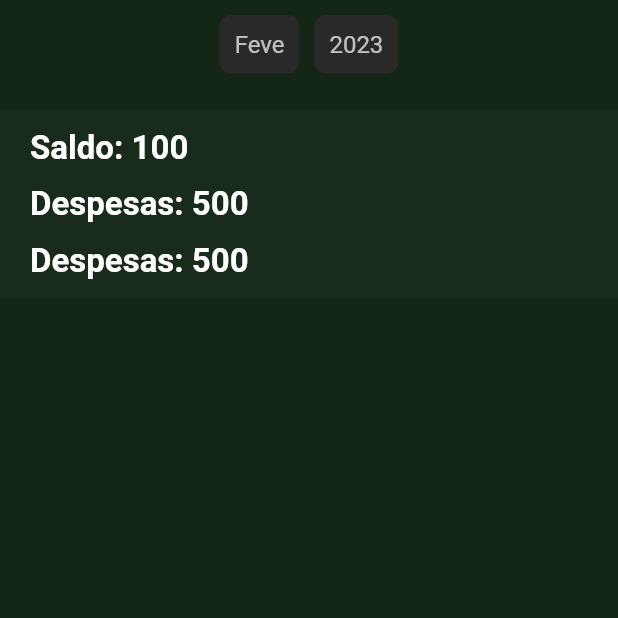
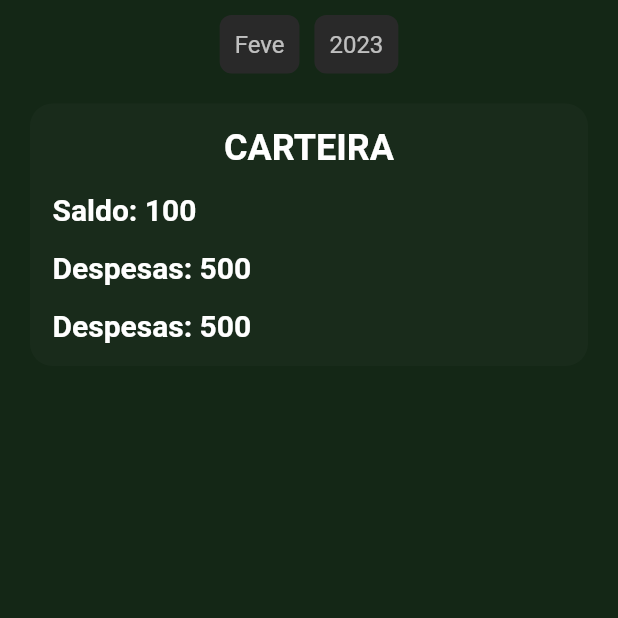
Before and after one commit to HenriqueMichelini/Facilita, a Flutter app: the screen it shows after launch, on a phone screen of 412 x 824 dp, the top half of it. Run offline on Flutter 3.47's test engine with Material 2 defaults, Android fonts, the phone set to English and light mode, and no system bars; our stand-ins replace firebase_core; accounts and stored records are empty.

Commit message:
EDIT CARTEIRA container at Dashboard

```diff
--- a/facilita_project/lib/pages/dashboard.dart
+++ b/facilita_project/lib/pages/dashboard.dart
@@ -35,43 +35,59 @@ class Dashboard extends StatelessWidget {
                   ],
                 ),
                 //  saldo
-                const SizedBox(height: 25),
+                const SizedBox(height: 10),
+                Padding(
+                  padding: const EdgeInsets.symmetric(
+                    horizontal: 20,
+                    vertical: 10,
+                  ),
+                  child: Row(
+                    children: [
+                      Expanded(
+                        child: Container(
+                          decoration: BoxDecoration(
+                            borderRadius: BorderRadius.circular(15),
+                            color: const Color.fromARGB(255, 25, 43, 27),
+                          ),
+                          height: 175,
+                          padding: const EdgeInsets.symmetric(horizontal: 15),
+                          child: Column(
+                            mainAxisAlignment: MainAxisAlignment.spaceEvenly,
+                            crossAxisAlignment: CrossAxisAlignment.start,
+                            children: [
                               Container(
-                  color: const Color.fromARGB(255, 25, 43, 27),
-                  height: 125,
-                  alignment: Alignment.centerLeft,
-                  child: const Padding(
-                    padding: EdgeInsets.symmetric(
-                      horizontal:
-                          20, // Add horizontal padding to the entire Column
+                                alignment: Alignment
+                                    .center, // Center the "CARTEIRA" text
+                                child: const Text(
+                                  "CARTEIRA",
+                                  style: TextStyle(
+                                    color: Colors.white,
+                                    fontSize: 24,
+                                    fontWeight: FontWeight.bold,
                                   ),
-                    child: Column(
-                      mainAxisAlignment: MainAxisAlignment
-                          .spaceEvenly, // Distribute items evenly vertically
-                      crossAxisAlignment: CrossAxisAlignment
-                          .start, // Align items horizontally to the left
-                      children: [
-                        Text(
+                                ),
+                              ),
+                              const Text(
                                 "Saldo: 100",
                                 style: TextStyle(
                                   color: Colors.white,
-                            fontSize: 22,
+                                  fontSize: 20,
                                   fontWeight: FontWeight.bold,
                                 ),
                               ),
-                        Text(
+                              const Text(
                                 "Despesas: 500",
                                 style: TextStyle(
                                   color: Colors.white,
-                            fontSize: 22,
+                                  fontSize: 20,
                                   fontWeight: FontWeight.bold,
                                 ),
                               ),
-                        Text(
+                              const Text(
                                 "Despesas: 500",
                                 style: TextStyle(
                                   color: Colors.white,
-                            fontSize: 22,
+                                  fontSize: 20,
                                   fontWeight: FontWeight.bold,
                                 ),
                               ),
@@ -82,6 +98,9 @@ class Dashboard extends StatelessWidget {
                     ],
                   ),
                 ),
+              ],
+            ),
+          ),
         ),
       ),
     );
```
Lines whose indentation alone changed are shown as unchanged.
